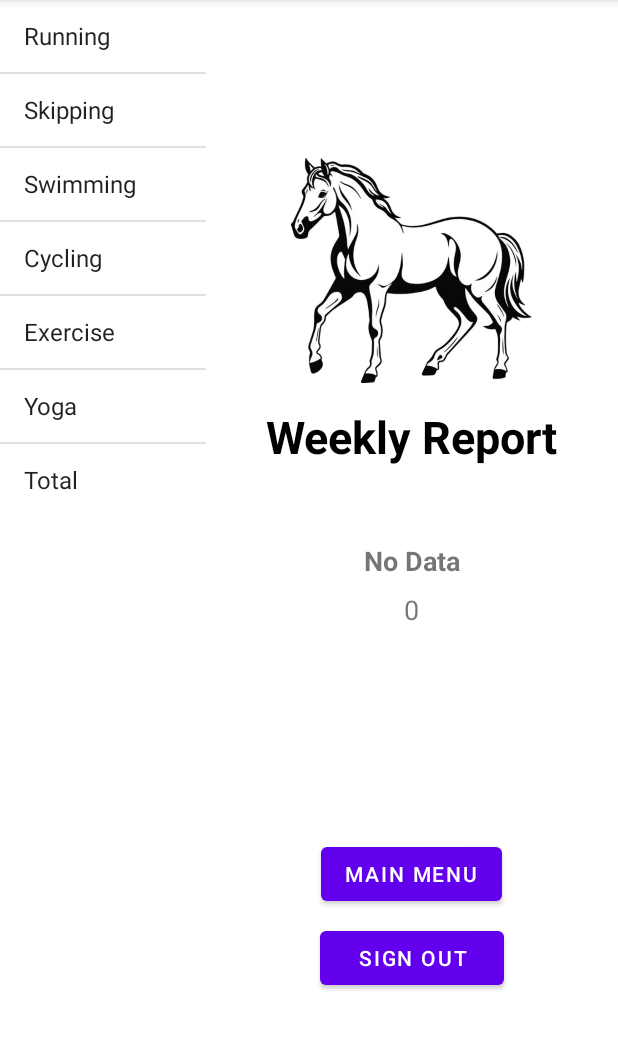
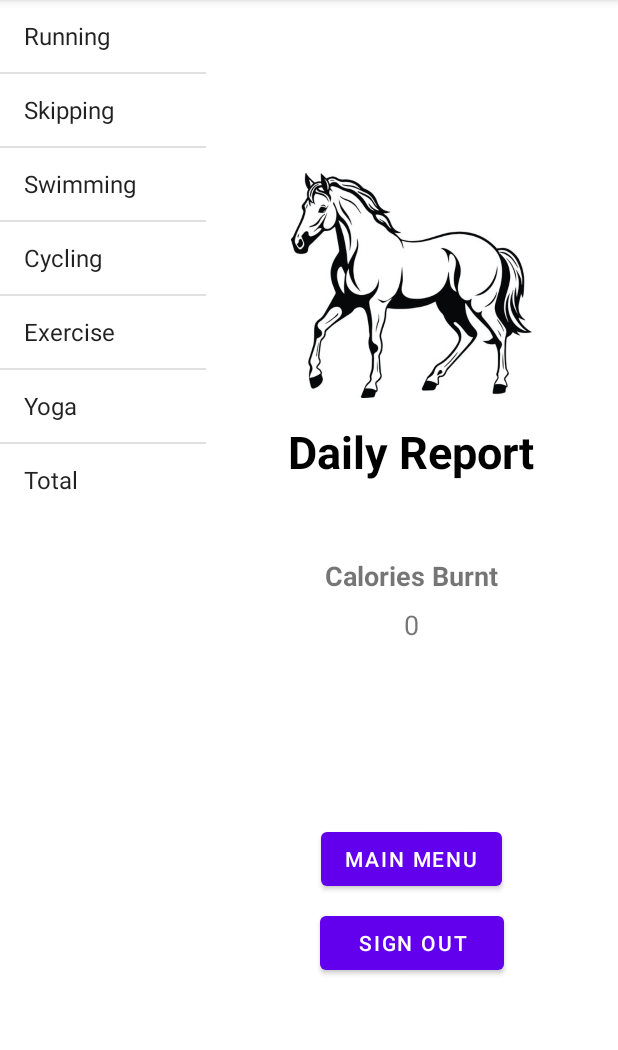
Before and after one commit to SumanTanwar/github_finalProjectAndroid, an Android app: the DetailsFragment screen opened directly, with no data from a screen before it, on a phone screen of 412 x 824 dp, the part 84-1134 px from its top. Run offline under Robolectric (Android 15) with nearby library versions, the phone set to English and light mode, and no system bars; our stand-ins replace Firebase (no records; nobody signed in at launch, a user with empty details on screens opened directly).

Commit message:
commit on merging with some changes

```diff
--- a/app/src/main/AndroidManifest.xml
+++ b/app/src/main/AndroidManifest.xml
@@ -3,6 +3,9 @@
     xmlns:tools="http://schemas.android.com/tools">
 
     <uses-permission android:name="android.permission.INTERNET" />
+
+    <uses-permission android:name="android.permission.READ_EXTERNAL_STORAGE" />
+    <uses-permission android:name="android.permission.WRITE_EXTERNAL_STORAGE" />
 
     <application
         android:allowBackup="true"
--- a/app/src/main/java/com/example/finalprojectandroid/DetailsFragment.java
+++ b/app/src/main/java/com/example/finalprojectandroid/DetailsFragment.java
@@ -23,35 +23,40 @@ import java.util.Map;
 
 public class DetailsFragment extends Fragment {
 
-    TextView activity, calories;
-    Button btnMain, btnSignOut;
+    private TextView activity, calories, message;
+    private Button btnMain, btnSignOut;
 
-    FirebaseAuth mAuth;
-    DatabaseReference databaseReference;
+    private FirebaseAuth mAuth;
+    private DatabaseReference databaseReference;
 
     // Required empty public constructor
     public DetailsFragment() {
+        // The public DetailsFragment() constructor is necessary for proper fragment instantiation
     }
 
     @Nullable
     @Override
-    public View onCreateView(@NonNull LayoutInflater inflater, @Nullable ViewGroup container, @Nullable Bundle savedInstanceState) {
+    public View onCreateView(@NonNull LayoutInflater inflater,
+                             @Nullable ViewGroup container,
+                             @Nullable Bundle savedInstanceState)
+    {
         View view = inflater.inflate(R.layout.details_info, container, false);
 
-        // Initialize views
+        // Initialize UI elements
         activity = view.findViewById(R.id.activity);
         calories = view.findViewById(R.id.calories);
+        message = view.findViewById(R.id.message);
         btnMain = view.findViewById(R.id.buttonGoToMain);
         btnSignOut = view.findViewById(R.id.btnSignOut);
 
         // Initialize Firebase
         mAuth = FirebaseAuth.getInstance();
-        databaseReference = FirebaseDatabase.getInstance().getReference("Yoga calories"); // Ensure this path is correct
+        databaseReference = FirebaseDatabase.getInstance().getReference();
 
-        // Example date/time for testing; update this as needed
-        String selectedDateTime = "2024-08-14 15:30";
-        fetchCaloriesData(selectedDateTime);
+        // Fetch data
+        fetchCaloriesData();
 
+        // Set up button listeners
         btnMain.setOnClickListener(new View.OnClickListener() {
             @Override
             public void onClick(View view) {
@@ -63,6 +68,7 @@ public class DetailsFragment extends Fragment {
         btnSignOut.setOnClickListener(new View.OnClickListener() {
             @Override
             public void onClick(View view) {
+                FirebaseAuth.getInstance().signOut();
                 Intent intent = new Intent(getActivity(), login.class);
                 startActivity(intent);
             }
@@ -71,44 +77,35 @@ public class DetailsFragment extends Fragment {
         return view;
     }
 
-    private void fetchCaloriesData(String dateFilter) {
+    private void fetchCaloriesData() {
         String userId = mAuth.getCurrentUser().getUid();
-        databaseReference.child(userId).orderByChild("dateTime").equalTo(dateFilter)
-                .addListenerForSingleValueEvent(new ValueEventListener() {
+        DatabaseReference userRef = databaseReference.child(userId);
+
+        userRef.addValueEventListener(new ValueEventListener() {
             @Override
             public void onDataChange(@NonNull DataSnapshot snapshot) {
-                        if (snapshot.exists()) {
+                int totalCalories = 0;
                 for (DataSnapshot dataSnapshot : snapshot.getChildren()) {
                     Map<String, Object> data = (Map<String, Object>) dataSnapshot.getValue();
                     if (data != null) {
-                                    String activityName = "Yoga"; // Hardcoded, adjust if necessary
                         Object caloriesValue = data.get("calories");
-                                    int caloriesBurned = 0;
-
                         if (caloriesValue instanceof Double) {
-                                        caloriesBurned = ((Double) caloriesValue).intValue();
+                            totalCalories += ((Double) caloriesValue).intValue();
                         } else if (caloriesValue instanceof Long) {
-                                        caloriesBurned = ((Long) caloriesValue).intValue();
-                                    } else {
-                                        // Log unexpected data type
-                                        System.err.println("Unexpected data type for calories: " + caloriesValue.getClass().getName());
-                                        continue;
-                                    }
-
-                                    change(activityName, caloriesBurned);
+                            totalCalories += ((Long) caloriesValue).intValue();
                         }
                     }
-                        } else {
-                            // Log if no data is found
-                            System.out.println("No data found for the selected date/time");
-                            change("No Data", 0); // Optional: Handle no data case
                 }
+                // Update UI with the fetched data
+                change("Calories Burnt", totalCalories);
+
+                // Show message if total calories exceed 200
+                showCongratulationsMessageIfNeeded(totalCalories);
             }
 
             @Override
             public void onCancelled(@NonNull DatabaseError error) {
-                        // Log error
-                        System.err.println("Error fetching data: " + error.getMessage());
+                // Handle errors here, if necessary
             }
         });
     }
@@ -117,7 +114,16 @@ public class DetailsFragment extends Fragment {
         // Update the TextViews with the activity name and calories burned
         if (activity != null && calories != null) {
             activity.setText(activityName);
-            calories.setText(String.valueOf(caloriesBurned));
+            this.calories.setText(String.valueOf(caloriesBurned));
+        }
+    }
+
+    public void showCongratulationsMessageIfNeeded(int totalCalories) {
+        if (totalCalories > 200) {
+            message.setVisibility(View.VISIBLE);
+            message.setText("Congratulations! Doing great!");
+        } else {
+            message.setVisibility(View.GONE);
         }
     }
 }
--- a/app/src/main/java/com/example/finalprojectandroid/ListMenuFragment.java
+++ b/app/src/main/java/com/example/finalprojectandroid/ListMenuFragment.java
@@ -1,7 +1,6 @@
 package com.example.finalprojectandroid;
 
 import android.os.Bundle;
-import android.util.Log;
 import android.view.LayoutInflater;
 import android.view.View;
 import android.view.ViewGroup;
@@ -11,6 +10,8 @@ import android.widget.ListView;
 import androidx.annotation.NonNull;
 import androidx.annotation.Nullable;
 import androidx.fragment.app.ListFragment;
+import androidx.fragment.app.FragmentManager;
+import androidx.fragment.app.FragmentTransaction;
 
 import com.google.firebase.auth.FirebaseAuth;
 import com.google.firebase.database.DataSnapshot;
@@ -23,19 +24,16 @@ import java.util.Map;
 
 public class ListMenuFragment extends ListFragment {
 
-    private static final String TAG = "ListMenuFragment";
+    private String[] activityNames = new String[]{"Running", "Skipping", "Swimming", "Cycling", "Exercise", "Yoga", "Total"};
+    private int[] calories = new int[activityNames.length]; // Array for storing calories
 
-    String[] activityNames = new String[]{"Running", "Skipping", "Swimming", "Cycling", "Exercise", "Yoga", "Total"};
-    int[] calories = new int[activityNames.length]; // Array for storing calories
-
-    FirebaseAuth mAuth;
-
-    DatabaseReference runningDatabaseReference;
-    DatabaseReference skippingDatabaseReference;
-    DatabaseReference swimmingDatabaseReference;
-    DatabaseReference cyclingDatabaseReference;
-    DatabaseReference exerciseDatabaseReference;
-    DatabaseReference yogaDatabaseReference;
+    private FirebaseAuth mAuth;
+    private DatabaseReference runningDatabaseReference;
+    private DatabaseReference skippingDatabaseReference;
+    private DatabaseReference swimmingDatabaseReference;
+    private DatabaseReference cyclingDatabaseReference;
+    private DatabaseReference exerciseDatabaseReference;
+    private DatabaseReference yogaDatabaseReference;
 
     @Nullable
     @Override
@@ -44,10 +42,9 @@ public class ListMenuFragment extends ListFragment {
 
         // Initialize Firebase
         mAuth = FirebaseAuth.getInstance();
-
         runningDatabaseReference = FirebaseDatabase.getInstance().getReference("Running calories");
         skippingDatabaseReference = FirebaseDatabase.getInstance().getReference("Skipping calories");
-        swimmingDatabaseReference = FirebaseDatabase.getInstance().getReference("Swimming calories"); // Fixed typo
+        swimmingDatabaseReference = FirebaseDatabase.getInstance().getReference("Swimming calories");
         cyclingDatabaseReference = FirebaseDatabase.getInstance().getReference("Cycling calories");
         exerciseDatabaseReference = FirebaseDatabase.getInstance().getReference("Exercise calories");
         yogaDatabaseReference = FirebaseDatabase.getInstance().getReference("Yoga calories");
@@ -71,9 +68,18 @@ public class ListMenuFragment extends ListFragment {
         super.onListItemClick(l, v, position, id);
 
         if (position >= 0 && position < activityNames.length) {
+            if (position == 6) { // Total item clicked
+                DetailsFragment detailsFragment = (DetailsFragment) getFragmentManager().findFragmentById(R.id.fragment2);
+                if (detailsFragment != null) {
+                    detailsFragment.change("Total Calories", calories[position]);
+                    // Trigger message display
+                    detailsFragment.showCongratulationsMessageIfNeeded(calories[position]);
+                }
+            } else {
                 DetailsFragment detailsFragment = (DetailsFragment) getFragmentManager().findFragmentById(R.id.fragment2);
                 if (detailsFragment != null) {
                     detailsFragment.change(activityNames[position], calories[position]);
+                }
             }
             getListView().setItemChecked(position, true);
         }
@@ -91,7 +97,8 @@ public class ListMenuFragment extends ListFragment {
     }
 
     private void fetchCaloriesFromDatabase(DatabaseReference databaseRef, final int index) {
-        databaseRef.child(mAuth.getCurrentUser().getUid()).addValueEventListener(new ValueEventListener() {
+        databaseRef.child(mAuth.getCurrentUser().getUid())
+                .addValueEventListener(new ValueEventListener() {
                     @Override
                     public void onDataChange(@NonNull DataSnapshot snapshot) {
                         int totalCalories = 0;
@@ -106,7 +113,6 @@ public class ListMenuFragment extends ListFragment {
                                 }
                             }
                         }
-                Log.d(TAG, "Total Calories for index " + index + ": " + totalCalories);
                         calories[index] = totalCalories;
                         calories[6] = calories[0] + calories[1] + calories[2] + calories[3] + calories[4] + calories[5]; // Update total calories index
                         ((ArrayAdapter<?>) getListAdapter()).notifyDataSetChanged();
@@ -114,8 +120,7 @@ public class ListMenuFragment extends ListFragment {
 
                     @Override
                     public void onCancelled(@NonNull DatabaseError error) {
-                // Handle possible errors
-                Log.e(TAG, "Error fetching data: " + error.getMessage());
+                        // Handle errors here, if necessary
                     }
                 });
     }
--- a/app/src/main/res/layout/activity_main.xml
+++ b/app/src/main/res/layout/activity_main.xml
@@ -186,7 +186,7 @@
             android:layout_width="160dp"
             android:layout_height="wrap_content"
             android:layout_marginTop="25dp"
-            android:text="Weekly Report"/>
+            android:text="Daily Report"/>
 
         <ImageView
             android:layout_width="80dp"
--- a/app/src/main/res/layout/details_info.xml
+++ b/app/src/main/res/layout/details_info.xml
@@ -19,7 +19,7 @@
         android:layout_gravity="center"
         android:textStyle="bold"
         android:textColor="@color/black"
-        android:text="Weekly Report"
+        android:text="Daily Report"
         android:layout_marginBottom="50dp"/>
     <TextView
         android:id="@+id/activity"
@@ -35,8 +35,17 @@
         android:layout_width="wrap_content"
         android:layout_height="wrap_content"
         android:text="Calories Burnt"
-        android:layout_marginBottom="80dp"
+        android:layout_marginBottom="60dp"
         android:textSize="18sp" />
+
+    <TextView
+        android:id="@+id/message"
+        android:layout_width="wrap_content"
+        android:layout_height="wrap_content"
+        android:text=""
+        android:textStyle="bold"
+        android:textSize="18dp" />
+
     <Button
         android:id="@+id/buttonGoToMain"
         android:layout_width="wrap_content"
```
Also changed, not shown: app/build.gradle (+63 -9 lines), app/src/main/java/com/example/finalprojectandroid/RunningActivity.java (+90 -81 lines). Lines whose indentation alone changed are shown as unchanged.
